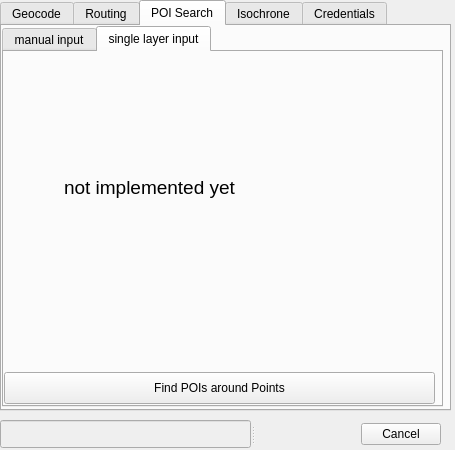
The window that hqgis_dialog_base.ui (riccardoklinger/Hqgis) describes before a commit, drawn with Qt 5.
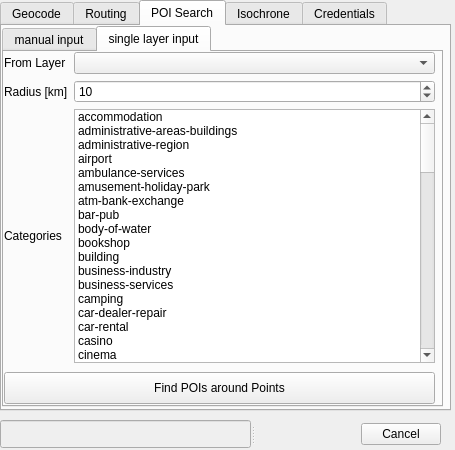
The same window after the commit. The open tabs and pages were chosen to show the change. Custom widgets are drawn as their Qt base class.

Commit message: new batch mode

Patch:
```diff
--- a/hqgis_dialog_base.ui
+++ b/hqgis_dialog_base.ui
@@ -1126,23 +1126,478 @@
         <string>Find POIs around Points</string>
        </property>
       </widget>
-      <widget class="QLabel" name="label_24">
+      <widget class="QWidget" name="gridLayoutWidget_7">
        <property name="geometry">
         <rect>
-         <x>60</x>
-         <y>110</y>
-         <width>281</width>
-         <height>51</height>
+         <x>0</x>
+         <y>0</y>
+         <width>431</width>
+         <height>311</height>
         </rect>
        </property>
-       <property name="font">
-        <font>
-         <pointsize>14</pointsize>
-        </font>
-       </property>
-       <property name="text">
-        <string>not implemented yet</string>
-       </property>
+       <layout class="QGridLayout" name="gridLayout_7">
+        <item row="0" column="1">
+         <widget class="QgsMapLayerComboBox" name="FindPOISLayer"/>
+        </item>
+        <item row="1" column="1">
+         <widget class="QSpinBox" name="RadiusBoxBatch">
+          <property name="value">
+           <number>10</number>
+          </property>
+         </widget>
+        </item>
+        <item row="0" column="0">
+         <widget class="QLabel" name="label_36">
+          <property name="text">
+           <string>From Layer</string>
+          </property>
+         </widget>
+        </item>
+        <item row="1" column="0">
+         <widget class="QLabel" name="label_37">
+          <property name="text">
+           <string>Radius [km]</string>
+          </property>
+         </widget>
+        </item>
+        <item row="2" column="0">
+         <widget class="QLabel" name="label_38">
+          <property name="text">
+           <string>Categories</string>
+          </property>
+         </widget>
+        </item>
+        <item row="2" column="1">
+         <widget class="QListWidget" name="listWidgetBatch">
+          <property name="selectionMode">
+           <enum>QAbstractItemView::MultiSelection</enum>
+          </property>
+          <property name="sortingEnabled">
+           <bool>true</bool>
+          </property>
+          <item>
+           <property name="text">
+            <string>accommodation</string>
+           </property>
+          </item>
+          <item>
+           <property name="text">
+            <string>administrative-areas-buildings</string>
+           </property>
+          </item>
+          <item>
+           <property name="text">
+            <string>administrative-region</string>
+           </property>
+          </item>
+          <item>
+           <property name="text">
+            <string>airport</string>
+           </property>
+          </item>
+          <item>
+           <property name="text">
+            <string>ambulance-services</string>
+           </property>
+          </item>
+          <item>
+           <property name="text">
+            <string>amusement-holiday-park</string>
+           </property>
+          </item>
+          <item>
+           <property name="text">
+            <string>atm-bank-exchange</string>
+           </property>
+          </item>
+          <item>
+           <property name="text">
+            <string>bar-pub</string>
+           </property>
+          </item>
+          <item>
+           <property name="text">
+            <string>body-of-water</string>
+           </property>
+          </item>
+          <item>
+           <property name="text">
+            <string>bookshop</string>
+           </property>
+          </item>
+          <item>
+           <property name="text">
+            <string>building</string>
+           </property>
+          </item>
+          <item>
+           <property name="text">
+            <string>business-industry</string>
+           </property>
+          </item>
+          <item>
+           <property name="text">
+            <string>business-services</string>
+           </property>
+          </item>
+          <item>
+           <property name="text">
+            <string>camping</string>
+           </property>
+          </item>
+          <item>
+           <property name="text">
+            <string>car-dealer-repair</string>
+           </property>
+          </item>
+          <item>
+           <property name="text">
+            <string>car-rental</string>
+           </property>
+          </item>
+          <item>
+           <property name="text">
+            <string>casino</string>
+           </property>
+          </item>
+          <item>
+           <property name="text">
+            <string>cinema</string>
+           </property>
+          </item>
+          <item>
+           <property name="text">
+            <string>city-town-village</string>
+           </property>
+          </item>
+          <item>
+           <property name="text">
+            <string>clothing-accessories-shop</string>
+           </property>
+          </item>
+          <item>
+           <property name="text">
+            <string>coffee</string>
+           </property>
+          </item>
+          <item>
+           <property name="text">
+            <string>coffee-tea</string>
+           </property>
+          </item>
+          <item>
+           <property name="text">
+            <string>communication-media</string>
+           </property>
+          </item>
+          <item>
+           <property name="text">
+            <string>dance-night-club</string>
+           </property>
+          </item>
+          <item>
+           <property name="text">
+            <string>department-store</string>
+           </property>
+          </item>
+          <item>
+           <property name="text">
+            <string>eat-drink</string>
+           </property>
+          </item>
+          <item>
+           <property name="text">
+            <string>education-facility</string>
+           </property>
+          </item>
+          <item>
+           <property name="text">
+            <string>electronics-shop</string>
+           </property>
+          </item>
+          <item>
+           <property name="text">
+            <string>ev-charging-station</string>
+           </property>
+          </item>
+          <item>
+           <property name="text">
+            <string>facilities</string>
+           </property>
+          </item>
+          <item>
+           <property name="text">
+            <string>facility</string>
+           </property>
+          </item>
+          <item>
+           <property name="text">
+            <string>fair-convention-facility</string>
+           </property>
+          </item>
+          <item>
+           <property name="text">
+            <string>ferry-terminal</string>
+           </property>
+          </item>
+          <item>
+           <property name="text">
+            <string>fire-department</string>
+           </property>
+          </item>
+          <item>
+           <property name="text">
+            <string>food-drink</string>
+           </property>
+          </item>
+          <item>
+           <property name="text">
+            <string>forest-heath-vegetation</string>
+           </property>
+          </item>
+          <item>
+           <property name="text">
+            <string>going-out</string>
+           </property>
+          </item>
+          <item>
+           <property name="text">
+            <string>government-community-facility</string>
+           </property>
+          </item>
+          <item>
+           <property name="text">
+            <string>hardware-house-garden-shop</string>
+           </property>
+          </item>
+          <item>
+           <property name="text">
+            <string>hospital-health-care-facility</string>
+           </property>
+          </item>
+          <item>
+           <property name="text">
+            <string>hospital-health-care-facility</string>
+           </property>
+          </item>
+          <item>
+           <property name="text">
+            <string>hostel</string>
+           </property>
+          </item>
+          <item>
+           <property name="text">
+            <string>hotel</string>
+           </property>
+          </item>
+          <item>
+           <property name="text">
+            <string>intersection</string>
+           </property>
+          </item>
+          <item>
+           <property name="text">
+            <string>kiosk-convenience-store</string>
+           </property>
+          </item>
+          <item>
+           <property name="text">
+            <string>landmark-attraction</string>
+           </property>
+          </item>
+          <item>
+           <property name="text">
+            <string>leisure-outdoor</string>
+           </property>
+          </item>
+          <item>
+           <property name="text">
+            <string>library</string>
+           </property>
+          </item>
+          <item>
+           <property name="text">
+            <string>mall</string>
+           </property>
+          </item>
+          <item>
+           <property name="text">
+            <string>motel</string>
+           </property>
+          </item>
+          <item>
+           <property name="text">
+            <string>mountain-hill</string>
+           </property>
+          </item>
+          <item>
+           <property name="text">
+            <string>museum</string>
+           </property>
+          </item>
+          <item>
+           <property name="text">
+            <string>natural-geographical</string>
+           </property>
+          </item>
+          <item>
+           <property name="text">
+            <string>outdoor-area-complex</string>
+           </property>
+          </item>
+          <item>
+           <property name="text">
+            <string>parking-facility</string>
+           </property>
+          </item>
+          <item>
+           <property name="text">
+            <string>petrol-station</string>
+           </property>
+          </item>
+          <item>
+           <property name="text">
+            <string>pharmacy</string>
+           </property>
+          </item>
+          <item>
+           <property name="text">
+            <string>police-emergency</string>
+           </property>
+          </item>
+          <item>
+           <property name="text">
+            <string>police-station</string>
+           </property>
+          </item>
+          <item>
+           <property name="text">
+            <string>postal-area</string>
+           </property>
+          </item>
+          <item>
+           <property name="text">
+            <string>post-office</string>
+           </property>
+          </item>
+          <item>
+           <property name="text">
+            <string>public-transport</string>
+           </property>
+          </item>
+          <item>
+           <property name="text">
+            <string>railway-station</string>
+           </property>
+          </item>
+          <item>
+           <property name="text">
+            <string>recreation</string>
+           </property>
+          </item>
+          <item>
+           <property name="text">
+            <string>religious-place</string>
+           </property>
+          </item>
+          <item>
+           <property name="text">
+            <string>restaurant</string>
+           </property>
+          </item>
+          <item>
+           <property name="text">
+            <string>service</string>
+           </property>
+          </item>
+          <item>
+           <property name="text">
+            <string>shop</string>
+           </property>
+          </item>
+          <item>
+           <property name="text">
+            <string>shopping</string>
+           </property>
+          </item>
+          <item>
+           <property name="text">
+            <string>sights-museums</string>
+           </property>
+          </item>
+          <item>
+           <property name="text">
+            <string>snacks-fast-food</string>
+           </property>
+          </item>
+          <item>
+           <property name="text">
+            <string>sport-outdoor-shop</string>
+           </property>
+          </item>
+          <item>
+           <property name="text">
+            <string>sports-facility-venue</string>
+           </property>
+          </item>
+          <item>
+           <property name="text">
+            <string>street-square</string>
+           </property>
+          </item>
+          <item>
+           <property name="text">
+            <string>taxi-stand</string>
+           </property>
+          </item>
+          <item>
+           <property name="text">
+            <string>tea</string>
+           </property>
+          </item>
+          <item>
+           <property name="text">
+            <string>theatre-music-culture</string>
+           </property>
+          </item>
+          <item>
+           <property name="text">
+            <string>toilet-rest-area</string>
+           </property>
+          </item>
+          <item>
+           <property name="text">
+            <string>tourist-information</string>
+           </property>
+          </item>
+          <item>
+           <property name="text">
+            <string>transport</string>
+           </property>
+          </item>
+          <item>
+           <property name="text">
+            <string>travel-agency</string>
+           </property>
+          </item>
+          <item>
+           <property name="text">
+            <string>undersea-feature</string>
+           </property>
+          </item>
+          <item>
+           <property name="text">
+            <string>wine-and-liquor</string>
+           </property>
+          </item>
+          <item>
+           <property name="text">
+            <string>zoo</string>
+           </property>
+          </item>
+         </widget>
+        </item>
+       </layout>
       </widget>
      </widget>
     </widget>
```
Left out of the diff: 26 changed lines with no effect on the pictures. The commit also changes 3 other files.
